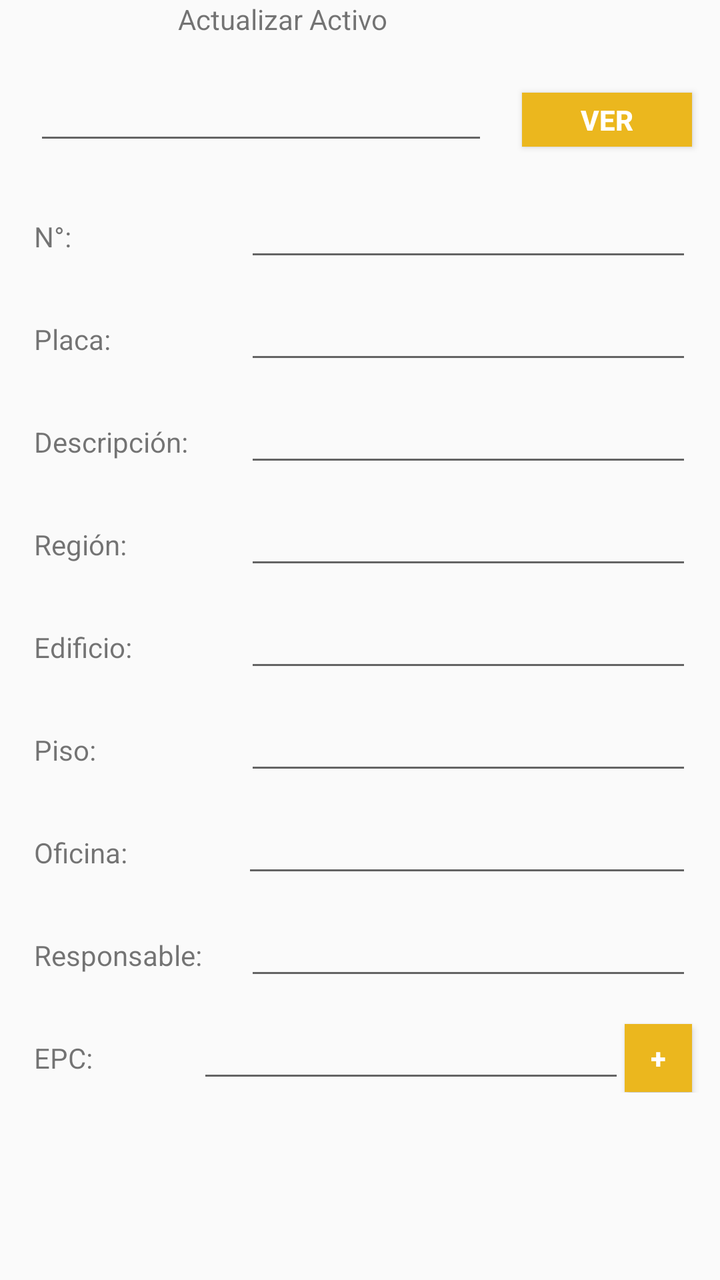
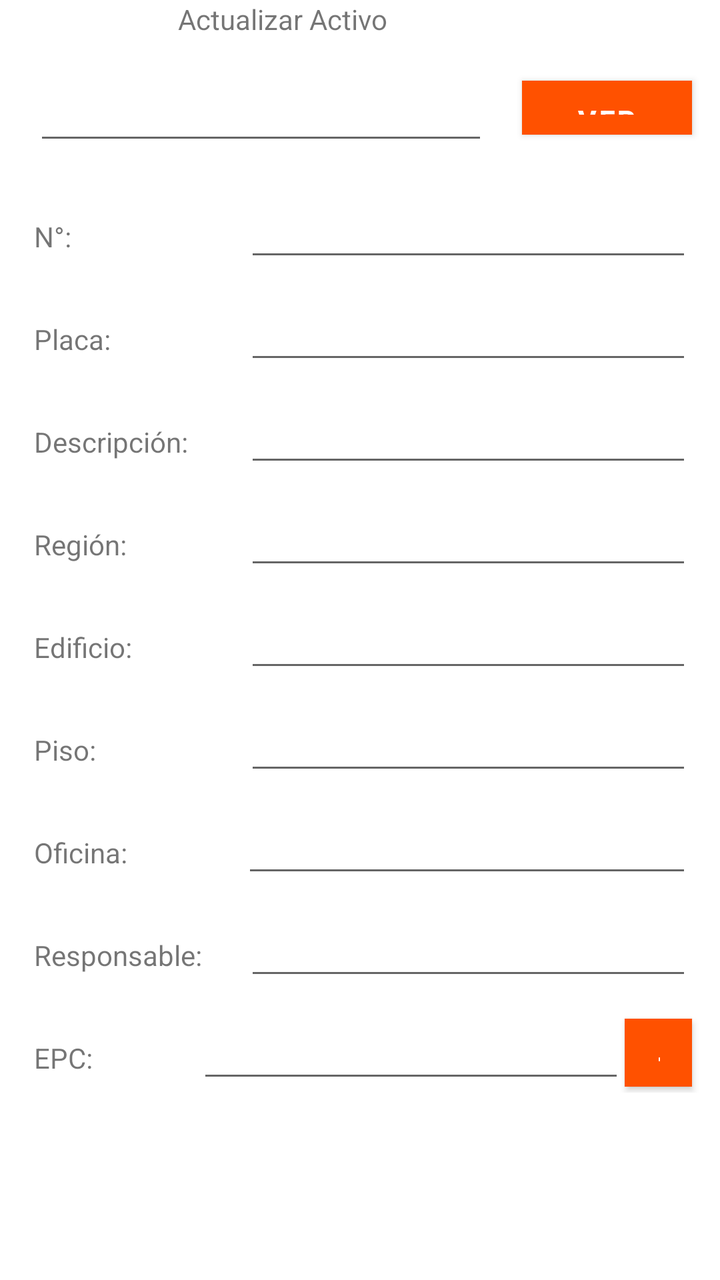

Compare the two renders of this Android layout. The source of the first and the diff that turns it into the second are given below.
<!-- AndroidManifest.xml: application theme AppTheme -->
<!-- res/layout/activity_asignar_tag_activo.xml -->
<?xml version="1.0" encoding="utf-8"?>
<android.support.constraint.ConstraintLayout xmlns:android="http://schemas.android.com/apk/res/android"
    xmlns:app="http://schemas.android.com/apk/res-auto"
    xmlns:tools="http://schemas.android.com/tools"
    android:layout_width="match_parent"
    android:layout_height="match_parent"
    tools:context=".Assign_tag_Assets.Asignar_tag_activo"
    tools:showIn=".Assets.Asignar_tag_activo">


    <ScrollView
        android:id="@+id/AsignarTagForm"
        android:layout_width="0dp"
        android:layout_height="match_parent"
        android:layout_marginBottom="8dp"
        app:layout_constraintBottom_toBottomOf="parent"
        app:layout_constraintEnd_toEndOf="parent"
        app:layout_constraintStart_toStartOf="parent">

        <LinearLayout
            android:layout_width="match_parent"
            android:layout_height="wrap_content"
            android:orientation="vertical">



            <LinearLayout
                android:layout_width="match_parent"
                android:layout_height="match_parent"
                android:orientation="horizontal">

                <LinearLayout
                    android:layout_width="89dp"
                    android:layout_height="match_parent"
                    android:orientation="horizontal"></LinearLayout>

                <TextView
                    android:id="@+id/lblasignar"
                    android:layout_width="0dp"
                    android:layout_height="wrap_content"
                    android:layout_weight="1"
                    android:text="@string/titulo" />

                <LinearLayout
                    android:layout_width="23dp"
                    android:layout_height="match_parent"
                    android:orientation="horizontal"></LinearLayout>
            </LinearLayout>




            <LinearLayout
                android:layout_width="match_parent"
                android:layout_height="17dp"
                android:orientation="vertical"></LinearLayout>




            <LinearLayout
                android:layout_width="match_parent"
                android:layout_height="match_parent"
                android:orientation="horizontal">

                <LinearLayout
                    android:layout_width="17dp"
                    android:layout_height="match_parent"
                    android:orientation="horizontal"></LinearLayout>

                <EditText
                    android:id="@+id/txt_numero"
                    android:layout_width="wrap_content"
                    android:layout_height="wrap_content"
                    android:layout_weight="1"
                    android:ems="10"
                    android:inputType="textPersonName"
                    android:text="" />

                <LinearLayout
                    android:layout_width="17dp"
                    android:layout_height="match_parent"
                    android:orientation="horizontal"></LinearLayout>

                <Button
                    android:id="@+id/btn_ver"
                    android:layout_width="68dp"
                    android:layout_height="27dp"
                    android:layout_weight="1"
                    android:background="@color/colorPrimary"
                    android:text="@string/ver"
                    android:textColor="@android:color/background_light"
                    android:textStyle="bold" />

                <LinearLayout
                    android:layout_width="14dp"
                    android:layout_height="match_parent"
                    android:orientation="horizontal"></LinearLayout>
            </LinearLayout>





            
            <LinearLayout
                android:layout_width="match_parent"
                android:layout_height="17dp"
                android:orientation="vertical"></LinearLayout>

            <LinearLayout
                android:layout_width="match_parent"
                android:layout_height="match_parent"
                android:orientation="horizontal">

                <LinearLayout
                    android:layout_width="17dp"
                    android:layout_height="match_parent"
                    android:orientation="horizontal"></LinearLayout>

                <TextView
                    android:id="@+id/lbl_numero_activo"
                    android:layout_width="92dp"
                    android:layout_height="wrap_content"
                    android:layout_weight="1"
                    android:text="@string/numero" />

                <EditText
                    android:id="@+id/txt_numero_activo"
                    android:layout_width="wrap_content"
                    android:layout_height="wrap_content"
                    android:layout_weight="1"
                    android:ems="10"
                    android:inputType="textPersonName"
                    android:text="" />

                <LinearLayout
                    android:layout_width="14dp"
                    android:layout_height="match_parent"
                    android:orientation="horizontal"></LinearLayout>
            </LinearLayout>


            
            <LinearLayout
                android:layout_width="match_parent"
                android:layout_height="10dp"
                android:orientation="vertical"></LinearLayout>

            <LinearLayout
                android:layout_width="match_parent"
                android:layout_height="match_parent"
                android:orientation="horizontal">

                <LinearLayout
                    android:layout_width="17dp"
                    android:layout_height="match_parent"
                    android:orientation="horizontal"></LinearLayout>

                <TextView
                    android:id="@+id/lbl_placa"
                    android:layout_width="92dp"
                    android:layout_height="wrap_content"
                    android:layout_weight="1"
                    android:text="@string/placa" />

                <EditText
                    android:id="@+id/txt_placa"
                    android:layout_width="wrap_content"
                    android:layout_height="wrap_content"
                    android:layout_weight="1"
                    android:ems="10"
                    android:inputType="textPersonName"
                    android:text="" />

                <LinearLayout
                    android:layout_width="14dp"
                    android:layout_height="match_parent"
                    android:orientation="horizontal"></LinearLayout>

            </LinearLayout>


            
            <LinearLayout
                android:layout_width="match_parent"
                android:layout_height="10dp"
                android:orientation="vertical"></LinearLayout>

            <LinearLayout
                android:layout_width="match_parent"
                android:layout_height="match_parent"
                android:orientation="horizontal">

                <LinearLayout
                    android:layout_width="17dp"
                    android:layout_height="match_parent"
                    android:orientation="horizontal"></LinearLayout>

                <TextView
                    android:id="@+id/lbl_descripcion"
                    android:layout_width="92dp"
                    android:layout_height="wrap_content"
                    android:layout_weight="1"
                    android:text="@string/descripcion" />

                <EditText
                    android:id="@+id/txt_descripcion"
                    android:layout_width="wrap_content"
                    android:layout_height="wrap_content"
                    android:layout_weight="1"
                    android:ems="10"
                    android:inputType="textPersonName"
                    android:text="" />

                <LinearLayout
                    android:layout_width="14dp"
                    android:layout_height="match_parent"
                    android:orientation="horizontal"></LinearLayout>


            </LinearLayout>


            <LinearLayout
                android:layout_width="match_parent"
                android:layout_height="10dp"
                android:orientation="vertical"></LinearLayout>

            <LinearLayout
                android:layout_width="match_parent"
                android:layout_height="match_parent"
                android:orientation="horizontal">

                <LinearLayout
                    android:layout_width="17dp"
                    android:layout_height="match_parent"
                    android:orientation="horizontal"></LinearLayout>

                <TextView
                    android:id="@+id/lbl_compania"
                    android:layout_width="92dp"
                    android:layout_height="wrap_content"
                    android:layout_weight="1"
                    android:text="@string/compañia" />

                <EditText
                    android:id="@+id/txt_compania"
                    android:layout_width="wrap_content"
                    android:layout_height="wrap_content"
                    android:layout_weight="1"
                    android:ems="10"
                    android:inputType="textPersonName"
                    android:text=" " />

                <LinearLayout
                    android:layout_width="14dp"
                    android:layout_height="match_parent"
                    android:orientation="horizontal"></LinearLayout>


            </LinearLayout>


            <LinearLayout
                android:layout_width="match_parent"
                android:layout_height="10dp"
                android:orientation="vertical"></LinearLayout>

            <LinearLayout
                android:layout_width="match_parent"
                android:layout_height="match_parent"
                android:orientation="horizontal">

                <LinearLayout
                    android:layout_width="17dp"
                    android:layout_height="match_parent"
                    android:orientation="horizontal"></LinearLayout>

                <TextView
                    android:id="@+id/lbl_edificio"
                    android:layout_width="92dp"
                    android:layout_height="wrap_content"
                    android:layout_weight="1"
                    android:text="@string/edificio" />

                <EditText
                    android:id="@+id/txt_edificio"
                    android:layout_width="wrap_content"
                    android:layout_height="wrap_content"
                    android:layout_weight="1"
                    android:ems="10"
                    android:inputType="textPersonName"
                    android:text=" " />

                <LinearLayout
                    android:layout_width="14dp"
                    android:layout_height="match_parent"
                    android:orientation="horizontal"></LinearLayout>


            </LinearLayout>


            <LinearLayout
                android:layout_width="match_parent"
                android:layout_height="10dp"
                android:orientation="vertical"></LinearLayout>

            <LinearLayout
                android:layout_width="match_parent"
                android:layout_height="match_parent"
                android:orientation="horizontal">

                <LinearLayout
                    android:layout_width="17dp"
                    android:layout_height="match_parent"
                    android:orientation="horizontal"></LinearLayout>

                <TextView
                    android:id="@+id/lbl_piso"
                    android:layout_width="92dp"
                    android:layout_height="wrap_content"
                    android:layout_weight="1"
                    android:text="@string/piso" />

                <EditText
                    android:id="@+id/txt_piso"
                    android:layout_width="wrap_content"
                    android:layout_height="wrap_content"
                    android:layout_weight="1"
                    android:ems="10"
                    android:inputType="textPersonName"
                    android:text=" " />

                <LinearLayout
                    android:layout_width="14dp"
                    android:layout_height="match_parent"
                    android:orientation="horizontal"></LinearLayout>


            </LinearLayout>


            <LinearLayout
                android:layout_width="match_parent"
                android:layout_height="10dp"
                android:orientation="vertical"></LinearLayout>

            <LinearLayout
                android:layout_width="match_parent"
                android:layout_height="match_parent"
                android:orientation="horizontal">

                <LinearLayout
                    android:layout_width="17dp"
                    android:layout_height="match_parent"
                    android:orientation="horizontal"></LinearLayout>

                <TextView
                    android:id="@+id/lbl_oficina"
                    android:layout_width="89dp"
                    android:layout_height="wrap_content"
                    android:layout_weight="1"
                    android:text="@string/oficina" />

                <EditText
                    android:id="@+id/txt_oficina"
                    android:layout_width="wrap_content"
                    android:layout_height="wrap_content"
                    android:layout_weight="1"
                    android:ems="10"
                    android:inputType="textPersonName"
                    android:text=" " />

                <LinearLayout
                    android:layout_width="14dp"
                    android:layout_height="match_parent"
                    android:orientation="horizontal"></LinearLayout>


            </LinearLayout>


            <LinearLayout
                android:layout_width="match_parent"
                android:layout_height="10dp"
                android:orientation="vertical"></LinearLayout>

            <LinearLayout
                android:layout_width="match_parent"
                android:layout_height="match_parent"
                android:orientation="horizontal">

                <LinearLayout
                    android:layout_width="17dp"
                    android:layout_height="match_parent"
                    android:orientation="horizontal"></LinearLayout>

                <TextView
                    android:id="@+id/lbl_encargado"
                    android:layout_width="92dp"
                    android:layout_height="wrap_content"
                    android:layout_weight="1"
                    android:text="@string/encargado" />

                <EditText
                    android:id="@+id/txt_encargado"
                    android:layout_width="wrap_content"
                    android:layout_height="wrap_content"
                    android:layout_weight="1"
                    android:ems="10"
                    android:inputType="textPersonName"
                    android:text=" " />

                <LinearLayout
                    android:layout_width="14dp"
                    android:layout_height="match_parent"
                    android:orientation="horizontal"></LinearLayout>


            </LinearLayout>


            <LinearLayout
                android:layout_width="match_parent"
                android:layout_height="10dp"
                android:orientation="vertical"></LinearLayout>

            <LinearLayout
                android:layout_width="match_parent"
                android:layout_height="match_parent"
                android:orientation="horizontal">

                <LinearLayout
                    android:layout_width="17dp"
                    android:layout_height="match_parent"
                    android:orientation="horizontal"></LinearLayout>

                <TextView
                    android:id="@+id/lbl_epc"
                    android:layout_width="78dp"
                    android:layout_height="wrap_content"
                    android:layout_weight="1"
                    android:text="@string/epc" />

                <EditText
                    android:id="@+id/txt_epc"
                    android:layout_width="wrap_content"
                    android:layout_height="wrap_content"
                    android:layout_weight="1"
                    android:ems="10"
                    android:inputType="textPersonName"
                    android:text=" " />

                <Button
                    android:id="@+id/btn_continuar"
                    android:layout_width="30dp"
                    android:layout_height="34dp"
                    android:layout_weight="1"
                    android:background="@color/colorPrimary"
                    android:text="@string/continuar"
                    android:textColor="@android:color/background_light"
                    android:textStyle="bold" />

                <LinearLayout
                    android:layout_width="14dp"
                    android:layout_height="match_parent"
                    android:orientation="horizontal"></LinearLayout>


            </LinearLayout>

            <LinearLayout
                android:layout_width="match_parent"
                android:layout_height="17dp"
                android:orientation="vertical"></LinearLayout>

            <LinearLayout
                android:layout_width="match_parent"
                android:layout_height="match_parent"
                android:orientation="horizontal"></LinearLayout>

        </LinearLayout>
    </ScrollView>

</android.support.constraint.ConstraintLayout>
<!-- resources referenced by this layout -->
<resources>
  <color name="colorPrimary">#EBB71E</color>
  <string name="continuar">+</string>
  <string name="descripcion">Descripción:</string>
  <string name="edificio">Edificio:</string>
  <string name="encargado">Responsable:</string>
  <string name="epc">EPC:</string>
  <string name="numero">N°:</string>
  <string name="oficina">Oficina:</string>
  <string name="piso">Piso:</string>
  <string name="placa">Placa:</string>
  <string name="titulo">Actualizar Activo</string>
  <string name="ver">Ver</string>
  <style name="AppTheme" parent="Base.Theme.AppCompat.Light.DarkActionBar">
          
          <item name="colorPrimary">@color/colorPrimary</item>
          <item name="colorPrimaryDark">@color/colorPrimaryDark</item>
          <item name="colorAccent">@color/colorPrimary</item>
          <item name="android:textColorPrimary">@color/colorAccent</item>
          <item name="colorControlHighlight">@color/colorAccent</item>
      </style>
  <color name="colorPrimaryDark">#CE9D0C</color>
  <color name="colorAccent">#555555</color>
</resources>

<!-- the commit's change to res/layout/activity_asignar_tag_activo.xml (unified diff, before → after) -->
@@ -1,5 +1,5 @@
 <?xml version="1.0" encoding="utf-8"?>
-<android.support.constraint.ConstraintLayout xmlns:android="http://schemas.android.com/apk/res/android"
+<androidx.constraintlayout.widget.ConstraintLayout xmlns:android="http://schemas.android.com/apk/res/android"
     xmlns:app="http://schemas.android.com/apk/res-auto"
     xmlns:tools="http://schemas.android.com/tools"
     android:layout_width="match_parent"
@@ -484,4 +484,4 @@
         </LinearLayout>
     </ScrollView>
 
-</android.support.constraint.ConstraintLayout>
+</androidx.constraintlayout.widget.ConstraintLayout>
<!-- resource entries referenced after the edit -->
@@ -1,6 +1,6 @@
 <!-- resources referenced by this layout -->
 <resources>
-  <color name="colorPrimary">#EBB71E</color>
+  <color name="colorPrimary">#FF5100</color>
   <string name="continuar">+</string>
   <string name="descripcion">Descripción:</string>
   <string name="edificio">Edificio:</string>
@@ -12,15 +12,20 @@
   <string name="placa">Placa:</string>
   <string name="titulo">Actualizar Activo</string>
   <string name="ver">Ver</string>
-  <style name="AppTheme" parent="Base.Theme.AppCompat.Light.DarkActionBar">
+  <style name="AppTheme" parent="Theme.MaterialComponents.Light.DarkActionBar">
           
           <item name="colorPrimary">@color/colorPrimary</item>
-          <item name="colorPrimaryDark">@color/colorPrimaryDark</item>
-          <item name="colorAccent">@color/colorPrimary</item>
-          <item name="android:textColorPrimary">@color/colorAccent</item>
+          <item name="colorPrimaryVariant">@color/colorPrimaryDark</item>
+          <item name="colorSecondary">@color/colorAccent</item>
+  
+          
+          <item name="android:textColorPrimary">@color/colorPrimary</item>
           <item name="colorControlHighlight">@color/colorAccent</item>
+  
+          
+          <item name="materialButtonStyle">@style/Widget.MaterialComponents.Button</item>
       </style>
-  <color name="colorPrimaryDark">#CE9D0C</color>
+  <color name="colorPrimaryDark">#FFFFFF</color>
   <color name="colorAccent">#555555</color>
 </resources>
 
